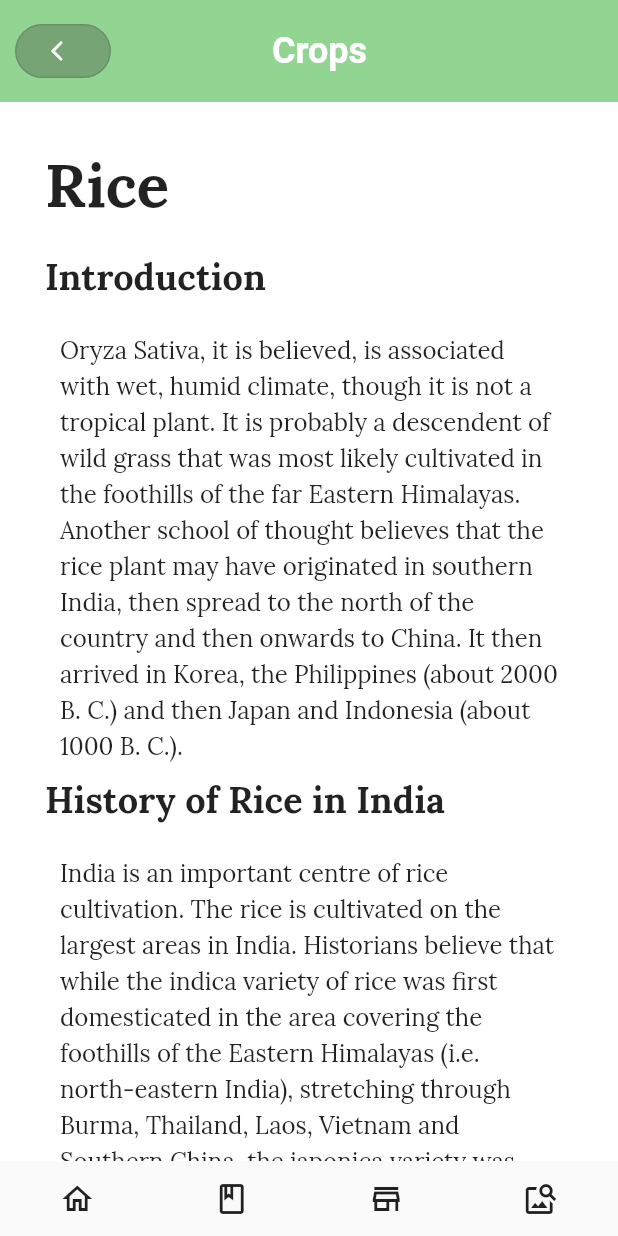
After one commit to Akshay9607/GS_Farmers, a Flutter app: the TopicList screen opened by its route, after a tap on the "arrow back ios new" icon, after a tap on "Crops", after a tap on the "remove red eye" icon, on a phone screen of 412 x 824 dp. The commit adds this screen. Run offline on Flutter 3.47's test engine with Material 2 defaults, Android fonts, the phone set to English and light mode, and no system bars; our stand-ins replace go_router, google_fonts.

Commit message:
Education part UI Completed

```diff
--- a/lib/education/category.dart
+++ b/lib/education/category.dart
@@ -1,6 +1,8 @@
 import 'package:flutter/material.dart';
 // import 'package:google_fonts/google_fonts.dart';
 import 'package:farmhelp/bottomNavigation/bottomNavigation.dart';
+import 'package:go_router/go_router.dart';
+import 'package:google_fonts/google_fonts.dart';
 
 void main() => runApp(MaterialApp(
   home : EducationCategory(),
@@ -31,7 +33,7 @@ class EducationCategory extends StatelessWidget {
                 children: [
                   Text(
                     "Educate,",
-                    style: TextStyle(
+                    style: GoogleFonts.lora(
                       color: Colors.white, // Sets the color to blue
                       fontSize: 25.0, // Sets the font size to 16.0 pixels
                       fontWeight: FontWeight.bold, // Sets the font weight to bold
@@ -40,7 +42,7 @@ class EducationCategory extends StatelessWidget {
                   SizedBox(height: 4.0),
                   Text(
                     "yourself here",
-                    style: TextStyle(
+                    style: GoogleFonts.lora(
                       color: Colors.white, // Sets the color to blue
                       fontSize: 20.0, // Sets the font size to 16.0 pixels
                       fontWeight: FontWeight.w100, // Sets the font weight to bold
@@ -48,12 +50,12 @@ class EducationCategory extends StatelessWidget {
                   ),
                   SizedBox(height: 30.0),
                   TextField(
-                    style: TextStyle(
+                    style: GoogleFonts.lora(
                       color: Color.fromRGBO(183, 183, 183, 1), // Sets the text color to black
                     ),
                     decoration: InputDecoration(
                       hintText: 'Enter your name',
-                      hintStyle: TextStyle(
+                      hintStyle: GoogleFonts.lora(
                         color: Color.fromRGBO(197, 197, 199, 1), // Sets the hint text color to grey
                       ),
                       filled: true, // Fills the background with a color
@@ -78,7 +80,7 @@ class EducationCategory extends StatelessWidget {
               padding: EdgeInsets.symmetric(horizontal: 24.0),
               child: Text(
                 "Education categories",
-                style: TextStyle(
+                style: GoogleFonts.lora(
                   color: Color.fromRGBO(29, 101, 4, 1), // Sets the color to blue
                   fontSize: 25.0, // Sets the font size to 16.0 pixels
                   fontWeight: FontWeight.bold, // Sets the font weight to bold
@@ -136,7 +138,11 @@ class _GridBState extends State<GridB> {
       ),
       itemCount: gridMap.length,
       itemBuilder: (_, index){
-      return Container(
+      return  InkWell(
+        onTap: (){
+          return GoRouter.of(context).go("/topiclist");
+        },
+        child: Container(
             padding: EdgeInsets.all(10.0),
             decoration: BoxDecoration(
               borderRadius: BorderRadius.circular(12.0),
@@ -152,7 +158,7 @@ class _GridBState extends State<GridB> {
                 Text(
                   gridMap.elementAt(index)['title'],
                   textAlign: TextAlign.center,
-              style: TextStyle(
+                  style: GoogleFonts.lora(
                       color: Color.fromRGBO(29, 101, 4, 1), // Sets the color to blue
                       fontSize: 15.0, // Sets the font size to 16.0 pixels
                       fontWeight: FontWeight.bold, // Sets the font weight to bold
@@ -160,6 +166,7 @@ class _GridBState extends State<GridB> {
                 )
               ],
             ),
+          ),
       );
     });
   }
--- a/lib/education/topicList.dart
+++ b/lib/education/topicList.dart
@@ -1,22 +1,191 @@
 import 'package:flutter/material.dart';
 // import 'package:google_fonts/google_fonts.dart';
 import 'package:farmhelp/bottomNavigation/bottomNavigation.dart';
+import 'package:go_router/go_router.dart';
+import 'package:google_fonts/google_fonts.dart';
 
 void main() => runApp(MaterialApp(
-  home : TopicList(),
-));
+      home: TopicList(),
+    ));
 
-class TopicList extends StatelessWidget {
+class TopicList extends StatefulWidget {
+
   const TopicList({Key? key}) : super(key: key);
 
   @override
+  State<TopicList> createState() => _TopicListState();
+}
+
+class _TopicListState extends State<TopicList> {
+  @override
   Widget build(BuildContext context) {
-    return  Scaffold(
-      backgroundColor: Color.fromRGBO(212, 255, 208, 1),
-      body: SingleChildScrollView(
-        padding: EdgeInsets.fromLTRB(10.0, 10.0, 10.0, 0.0),
-        child: Text("Topic List"),
-      ),
-    );
+    return Scaffold(
+        backgroundColor: Color.fromRGBO(212, 255, 208, 1),
+        body: SingleChildScrollView(
+          // padding: EdgeInsets.fromLTRB(10.0, 10.0, 10.0, 0.0),
+          child: Column(
+            children: [
+              // Top bap
+              Container(
+                color: Color.fromRGBO(146, 212, 145, 1),
+                padding: EdgeInsets.all(10.0),
+                child: Row(
+                  children: [
+                    //  Back Button
+                    OutlinedButton.icon(
+                        style: OutlinedButton.styleFrom(
+                          backgroundColor: Color.fromRGBO(118, 164, 117, 1),
+                          shape: RoundedRectangleBorder(
+                            borderRadius: BorderRadius.circular(18.0),
+                          ),
+                        ),
+                        onPressed: () {
+                          return GoRouter.of(context).go("/education");
+                        },
+                        icon: Icon(
+                          Icons.arrow_back_ios_new_rounded,
+                          size: 16.0,
+                          color: Colors.white,
+                        ),
+                        label: Text(
+                          "",
+                          style: GoogleFonts.lora(color: Colors.white),
+                        )),
+                    // Topic Category Title
+                    Expanded(
+                      child: Container(
+                        padding: EdgeInsets.only(right: 50.0),
+                        // width: double.infinity,
+                        child:Text(
+                          "Crops",
+                          textAlign: TextAlign.center,
+                          style: TextStyle(
+                            color: Colors.white,
+                            fontSize: 24.0,
+                            fontWeight: FontWeight.bold,
+                          ),
+                        ),
+                      ),
+                    ),
+                  ],
+                ),
+              ),
+             // Topic List
+             //  SizedBox(height: 24.0),
+              Padding(
+                padding: const EdgeInsets.all(24.0),
+                child: GridB(),
+              ),
+            ],
+          ),
+        ));
   }
 }
+
+
+class GridB extends StatefulWidget {
+  const GridB({Key? key}) : super(key: key);
+
+  @override
+  State<GridB> createState() => _GridBState();
+}
+
+class _GridBState extends State<GridB> {
+  final List<Map<String, dynamic>> gridMap = [
+    {
+      "title" : "Rice",
+      "imageSrc" : "assets/education/crops.jpg"
+    },
+    {
+      "title" : "Wheat",
+      "imageSrc" : "assets/education/crop_management.jpg"
+    },
+    {
+      "title" : "Bajra",
+      "imageSrc" : "assets/education/livestock.jpg"
+    },
+    {
+      "title" : "Sugarcane",
+      "imageSrc" : "assets/education/rainy.png"
+    },
+    {
+      "title" : "Sugarcane",
+      "imageSrc" : "assets/education/rainy.png"
+    },
+    {
+      "title" : "Sugarcane",
+      "imageSrc" : "assets/education/rainy.png"
+    },
+    {
+      "title" : "Sugarcane",
+      "imageSrc" : "assets/education/rainy.png"
+    },
+    {
+      "title" : "Sugarcane",
+      "imageSrc" : "assets/education/rainy.png"
+    },
+    {
+      "title" : "Sugarcane",
+      "imageSrc" : "assets/education/rainy.png"
+    },
+    {
+      "title" : "Sugarcane",
+      "imageSrc" : "assets/education/rainy.png"
+    },
+    {
+      "title" : "Sugarcane",
+      "imageSrc" : "assets/education/rainy.png"
+    }
+  ];
+  @override
+  Widget build(BuildContext context) {
+    return GridView.builder(
+        physics: NeverScrollableScrollPhysics(),
+        shrinkWrap: true,
+        gridDelegate: SliverGridDelegateWithFixedCrossAxisCount(
+          crossAxisCount: 1,
+          crossAxisSpacing: 12.0,
+          mainAxisSpacing: 12.0,
+          mainAxisExtent: 50.0,
+        ),
+        itemCount: gridMap.length,
+        itemBuilder: (_, index){
+          return Container(
+            padding: EdgeInsets.all(10.0),
+            decoration: BoxDecoration(
+                color: Colors.white,
+              borderRadius: BorderRadius.all(
+                Radius.circular(5),
+              ),
+              boxShadow: [
+                BoxShadow(
+                  color: Color(0xffDDDDDD),
+                  blurRadius: 6.0,
+                  spreadRadius: 2.0,
+                  offset: Offset(0.0, 0.0),
+                )
+              ],
+            ),
+            child: Row(
+              mainAxisAlignment: MainAxisAlignment.spaceBetween,
+              children: [
+                Text(
+                  gridMap.elementAt(index)['title'],
+                  textAlign: TextAlign.start,
+                  style: GoogleFonts.lora(
+                    color: Color.fromRGBO(29, 101, 4, 1), // Sets the color to blue
+                    fontSize: 18.0, // Sets the font size to 16.0 pixels
+                    fontWeight: FontWeight.bold, // Sets the font weight to bold
+                  ),
+                ),
+                IconButton(
+                    onPressed: (){
+                      return GoRouter.of(context).go("/topicmain");
+                      },
+                    icon: Icon(Icons.remove_red_eye_rounded))
+              ],
+            ),
+          );
+        });
+  }
+}
--- /dev/null
+++ b/lib/education/topicMain.dart
@@ -0,0 +1,217 @@
+import 'package:flutter/material.dart';
+// import 'package:google_fonts/google_fonts.dart';
+import 'package:farmhelp/bottomNavigation/bottomNavigation.dart';
+import 'package:go_router/go_router.dart';
+import 'package:google_fonts/google_fonts.dart';
+
+void main() => runApp(MaterialApp(
+      home: TopicMain(),
+    ));
+
+class TopicMain extends StatefulWidget {
+  const TopicMain({Key? key}) : super(key: key);
+
+  @override
+  State<TopicMain> createState() => _TopicMainState();
+}
+
+class _TopicMainState extends State<TopicMain> {
+  final List<Pair> content = [
+    Pair("h1", "Rice"),
+    Pair("h2", "Introduction"),
+    Pair(
+      "p",
+      "Oryza Sativa, it is believed, is associated with wet, humid climate, though it is not a tropical plant. It is probably a descendent of wild grass that was most likely cultivated in the foothills of the far Eastern Himalayas. Another school of thought believes that the rice plant may have originated in southern India, then spread to the north of the country and then onwards to China. It then arrived in Korea, the Philippines (about 2000 B. C.) and then Japan and Indonesia (about 1000 B. C.).",
+    ),
+    Pair(
+      "h2",
+      "History of Rice in India",
+    ),
+    Pair(
+      "p",
+      "India is an important centre of rice cultivation. The rice is cultivated on the largest areas in India. Historians believe that while the indica variety of rice was first domesticated in the area covering the foothills of the Eastern Himalayas (i.e. north-eastern India), stretching through Burma, Thailand, Laos, Vietnam and Southern China, the japonica variety was domesticated from wild rice in southern China which was introduced to India. Perennial wild rice still grow in Assam and Nepal. It seems to have appeared around 1400 BC in southern India after its domestication in the northern plains. It then spread to all the fertile alluvial plains watered by rivers. Some says that the word rice is derived from the Tamil word arisi.",
+    ),
+    Pair(
+      "h2",
+      "Climatic Requirements",
+    ),
+    Pair(
+      "p",
+      "In India rice is grown under widely varying conditions of altitude and climate. Rice cultivation in India extends from 8 to35ºN latitude and from sea level to as high as 3000 meters. Rice crop needs a hot and humid climate. It is best suited to regions which have high humidity, prolonged sunshine and an assured supply of water. The average temperature required throughout the life period of the crop ranges from 21 to 37º C. Maximum temp which the crop can tolerate 400C to 42 0C",
+    ),
+    Pair(
+      "h2",
+      "Medicinal Value",
+    ),
+    Pair(
+      "p",
+      "The immense diversity of rice germplasm is a rich source for many rice based products and is also used for treating many health related maladies such as indigestion, diabetes, arthritis, paralysis, epilepsy and give strength to pregnant and lactating mothers. Ancient Ayurvedic literature testify the medicinal and curative properties of different types of rice grown in India. Medicinal rice varieties like Kanthi Banko (Chhattisgarh), Meher, Saraiphul & Danwar (Orissa), Atikaya & Kari Bhatta (Karnataka), are very common in India. Few varieties cultivated in restricted pockets of Kerala for their medical properties e.g. Chennellu, Kunjinellu, Erumakkari & Karuthachembavu etc.",
+    ),
+    Pair(
+      "h2",
+      "Crop Production Practices",
+    ),
+    Pair(
+      "p",
+      "In India Rice is mainly grown in two types of soils i.e., (i) uplands and (ii) low lands. The method of cultivation of rice in a particular region depends largely on factors such as situation of land, type of soils, irrigation facilities, availability of labourers intensity and distribution of rainfalls. The crop of rice is grown with the following methodsDry or Semi-dry upland cultivationBroadcasting the seedSowing the seed behind the plough or drillingWet or lowland cultivationTransplanting in puddled fields. Broadcasting sprouted seeds in puddled fields",
+    ),
+    Pair(
+      "h2",
+      "Selection of Seeds",
+    ),
+    Pair("p",
+        "The use of quality seeds in cultivation of rice is an important factor to get better crop yield. Therefore, proper care has to be taken in selecting seeds of the best quality. Much of the success in raising the healthy seedlings depends on the quality of seed. Seeds intended for sowing should satisfy the following requirements"),
+    Pair("p",
+        "The seed should belong to the proper variety, which is proposed to be grown."),
+    Pair("p",
+        "The seed should be clean and free from obvious mixtures of other seeds"),
+    Pair("p", "The seed should be mature, well developed and plump in size")
+  ];
+  @override
+  Widget build(BuildContext context) {
+    return Scaffold(
+        backgroundColor: Colors.white,
+        body: SingleChildScrollView(
+          // padding: EdgeInsets.fromLTRB(10.0, 10.0, 10.0, 0.0),
+          child: Column(
+            children: [
+              // Top bap
+              Container(
+                color: Color.fromRGBO(146, 212, 145, 1),
+                padding: EdgeInsets.all(10.0),
+                child: Row(
+                  children: [
+                    //  Back Button
+                    OutlinedButton.icon(
+                        style: OutlinedButton.styleFrom(
+                          backgroundColor: Color.fromRGBO(118, 164, 117, 1),
+                          shape: RoundedRectangleBorder(
+                            borderRadius: BorderRadius.circular(18.0),
+                          ),
+                        ),
+                        onPressed: () {
+                          return GoRouter.of(context).go("/topiclist");
+                        },
+                        icon: Icon(
+                          Icons.arrow_back_ios_new_rounded,
+                          size: 16.0,
+                          color: Colors.white,
+                        ),
+                        label: Text(
+                          "",
+                          style: TextStyle(color: Colors.white),
+                        )),
+                    // Topic Category Title
+                    Expanded(
+                      child: Container(
+                        padding: EdgeInsets.only(right: 50.0),
+                        // width: double.infinity,
+                        child:Text(
+                          "Crops",
+                          textAlign: TextAlign.center,
+                          style: TextStyle(
+                            color: Colors.white,
+                            fontSize: 24.0,
+                            fontWeight: FontWeight.bold,
+                          ),
+                        ),
+                      ),
+                    ),
+                  ],
+                ),
+              ),
+              Padding(
+                padding: EdgeInsets.fromLTRB(30, 30, 30, 0),
+                child: Column(
+
+                    children : content.map((c)
+                    {
+                      if(c.tag == "h1"){
+                        return Container(
+                            child: Align(
+                              alignment: Alignment.centerLeft,
+                              child: Padding(
+                                padding: EdgeInsets.only(bottom: 20),
+                                child: Text(
+                                  c.value,
+                                  // textAlign: TextAlign.start, // Align text to the start (left)
+                                  style: GoogleFonts.lora(
+                                    fontSize: 40.0,
+                                    fontWeight: FontWeight.bold,
+                                  ),
+                                ),
+                              ),
+                            )
+                        );
+                      }else if(c.tag == "h2"){
+                        return Padding(
+                          padding: const EdgeInsets.only(bottom: 10),
+                          child: Container(
+                              child: Align(
+                                alignment: Alignment.centerLeft,
+                                child: Text(
+                                  c.value,
+                                  // textAlign: TextAlign.start, // Align text to the start (left)
+                                  style: GoogleFonts.lora(
+                                    fontSize: 24.0,
+                                    fontWeight: FontWeight.bold,
+                                  ),
+                                ),
+                              )
+                          ),
+                        );
+                      }else if(c.tag == "h3"){
+                        return Container(
+                            child: Align(
+                              alignment: Alignment.centerLeft,
+                              child: Text(
+                                c.value,
+                                textAlign: TextAlign.justify, // Align text to the start (left)
+                                style: GoogleFonts.lora(
+                                  fontSize: 18.0,
+                                  fontWeight: FontWeight.bold,
+                                ),
+                              ),
+                            )
+                        );
+                      }else{
+                        return Container(
+                            child: Align(
+                              alignment: Alignment.centerLeft,
+                              child: Padding(
+                                padding: const EdgeInsets.all(10.0),
+                                child: Text(
+                                  c.value,
+                                  // textAlign: TextAlign.start, // Align text to the start (left)
+                                  style: GoogleFonts.lora(
+                                    fontSize: 16.0,
+                                    height: 1.5,
+                                      // letterSpacing : 1.2,
+                                    // fontWeight: FontWeight.bold,
+                                  ),
+                                ),
+                              ),
+                            )
+                        );
+                      }
+
+                    }).toList()),
+              ),
+              SizedBox(
+                height: 60.0,
+              )
+            ],
+          ),
+        ));
+  }
+}
+
+class Pair {
+  String tag = "";
+  String value = "";
+
+  Pair(String tag, String value) {
+    this.tag = tag;
+    this.value = value;
+  }
+}
--- a/lib/main.dart
+++ b/lib/main.dart
@@ -1,11 +1,12 @@
 import 'package:farmhelp/education/category.dart';
+import 'package:farmhelp/education/topicMain.dart';
 import 'package:flutter/material.dart';
 import 'package:farmhelp/education/topicList.dart';
 import 'package:farmhelp/bottomNavigation/bottomNavigation.dart';
 import 'package:go_router/go_router.dart';
 
 // GoRouter configuration
-final _router = GoRouter(initialLocation: '/topiclist', routes: [
+final _router = GoRouter(initialLocation: '/', routes: [
   ShellRoute(
     builder: (BuildContext context, GoRouterState state, Widget child) {
       return Scaffold(
@@ -25,6 +26,10 @@ final _router = GoRouter(initialLocation: '/topiclist', routes: [
       GoRoute(
         path: '/topiclist',
         builder: (context, state) => TopicList(),
+      ),
+      GoRoute(
+        path: '/topicmain',
+        builder: (context, state) => TopicMain(),
       ),
     ],
   )
```
Lines whose indentation alone changed are shown as unchanged.
